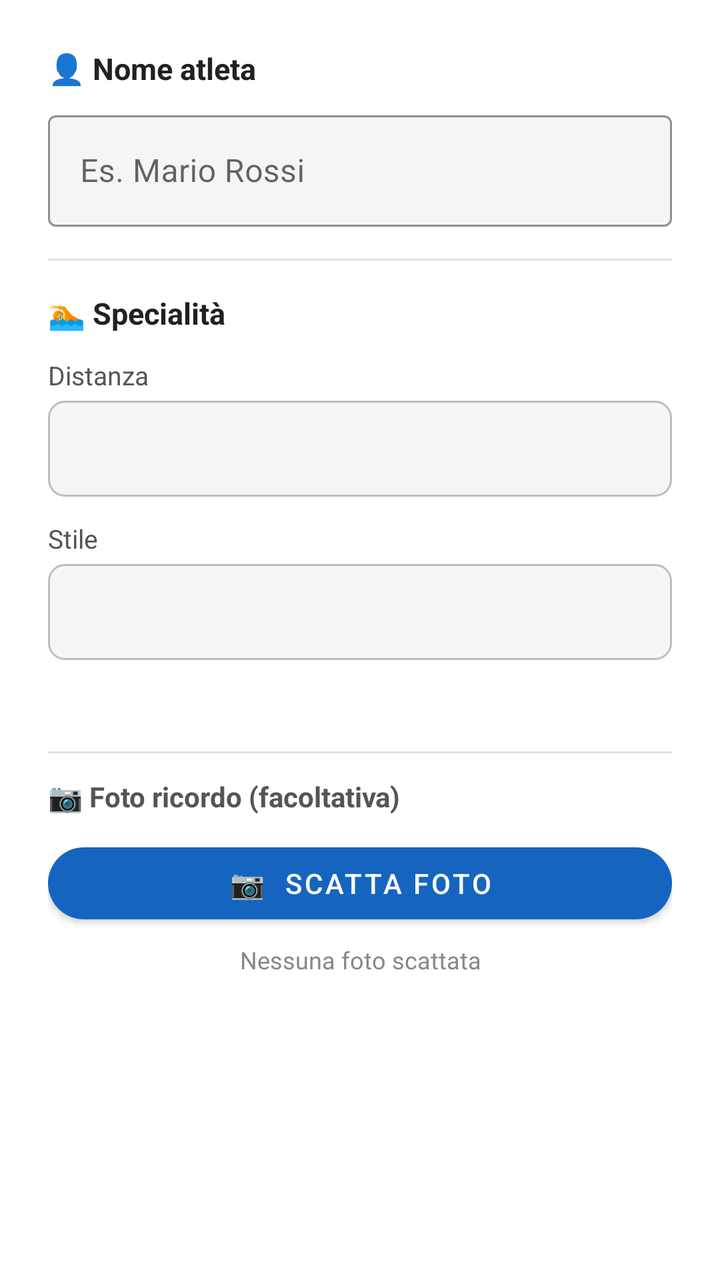
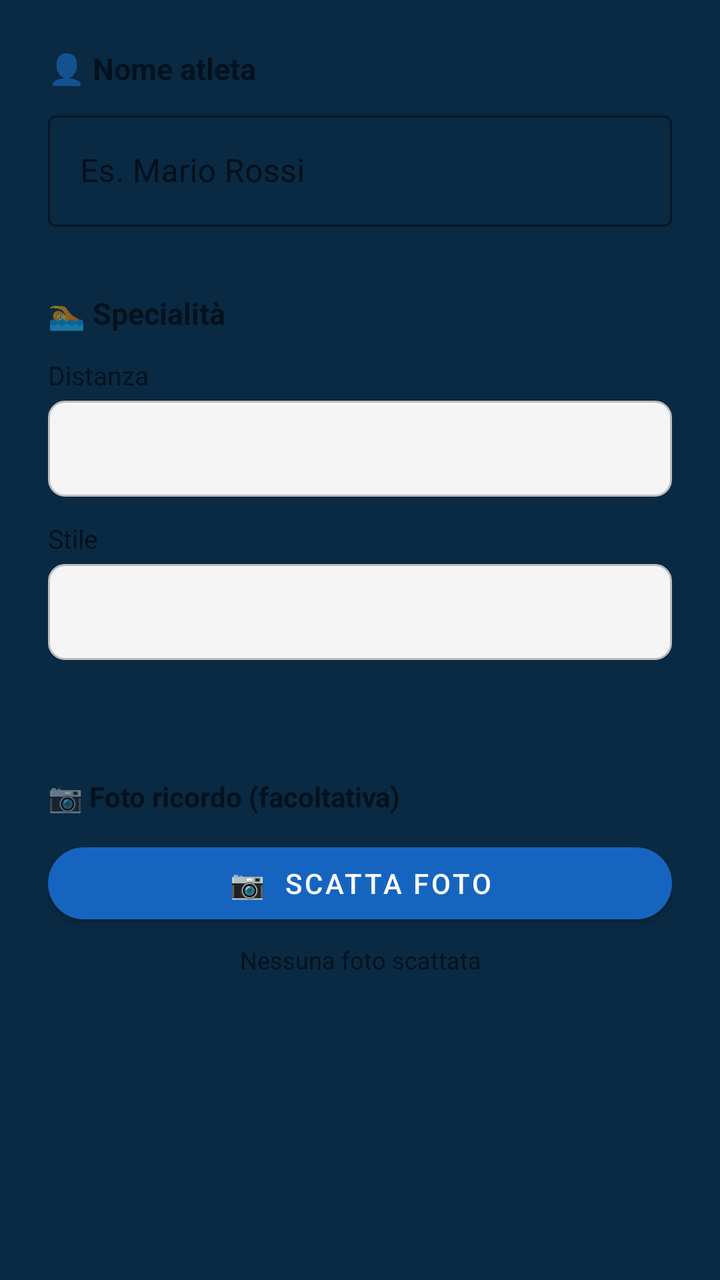

An Android layout rendered at two revisions. The XML below is the earlier revision; the diff shows what the commit changed to produce the second picture.
<!-- AndroidManifest.xml: application theme Theme.SwimTimer -->
<!-- res/layout/dialog_save_session.xml -->
<?xml version="1.0" encoding="utf-8"?>
<ScrollView xmlns:android="http://schemas.android.com/apk/res/android"
    xmlns:app="http://schemas.android.com/apk/res-auto"
    android:layout_width="match_parent"
    android:layout_height="wrap_content"
    android:background="#FFFFFF">

    <LinearLayout
        android:layout_width="match_parent"
        android:layout_height="wrap_content"
        android:orientation="vertical"
        android:padding="24dp"
        android:background="#FFFFFF">

        
        <TextView
            android:layout_width="match_parent"
            android:layout_height="wrap_content"
            android:text="👤 Nome atleta"
            android:textSize="15sp"
            android:textColor="#212121"
            android:textStyle="bold"
            android:layout_marginBottom="8dp"/>

        <com.google.android.material.textfield.TextInputLayout
            android:layout_width="match_parent"
            android:layout_height="wrap_content"
            android:hint="Es. Mario Rossi"
            app:boxStrokeColor="#1565C0"
            app:hintTextColor="#1565C0"
            app:boxBackgroundColor="#F5F5F5"
            style="@style/Widget.MaterialComponents.TextInputLayout.OutlinedBox">

            <com.google.android.material.textfield.TextInputEditText
                android:id="@+id/etSessionName"
                android:layout_width="match_parent"
                android:layout_height="wrap_content"
                android:inputType="textCapWords"
                android:maxLines="1"
                android:textColor="#212121"
                android:textColorHint="#757575"/>

        </com.google.android.material.textfield.TextInputLayout>

        
        <View
            android:layout_width="match_parent"
            android:layout_height="1dp"
            android:background="#E0E0E0"
            android:layout_marginTop="16dp"
            android:layout_marginBottom="16dp"/>

        
        <TextView
            android:layout_width="match_parent"
            android:layout_height="wrap_content"
            android:text="🏊 Specialità"
            android:textSize="15sp"
            android:textColor="#212121"
            android:textStyle="bold"
            android:layout_marginBottom="12dp"/>

        
        <TextView
            android:layout_width="match_parent"
            android:layout_height="wrap_content"
            android:text="Distanza"
            android:textSize="13sp"
            android:textColor="#555555"
            android:layout_marginBottom="4dp"/>

        <Spinner
            android:id="@+id/spinnerDistance"
            android:layout_width="match_parent"
            android:layout_height="48dp"
            android:background="@drawable/spinner_bg"
            android:paddingStart="12dp"
            android:paddingEnd="12dp"
            android:layout_marginBottom="12dp"/>

        
        <TextView
            android:layout_width="match_parent"
            android:layout_height="wrap_content"
            android:text="Stile"
            android:textSize="13sp"
            android:textColor="#555555"
            android:layout_marginBottom="4dp"/>

        <Spinner
            android:id="@+id/spinnerStyle"
            android:layout_width="match_parent"
            android:layout_height="48dp"
            android:background="@drawable/spinner_bg"
            android:paddingStart="12dp"
            android:paddingEnd="12dp"
            android:layout_marginBottom="4dp"/>

        
        <TextView
            android:id="@+id/tvSpecialtyPreview"
            android:layout_width="match_parent"
            android:layout_height="wrap_content"
            android:text=""
            android:textSize="13sp"
            android:textColor="#1565C0"
            android:textStyle="bold"
            android:gravity="center"
            android:layout_marginTop="8dp"/>

        
        <View
            android:layout_width="match_parent"
            android:layout_height="1dp"
            android:background="#E0E0E0"
            android:layout_marginTop="16dp"
            android:layout_marginBottom="12dp"/>

        
        <TextView
            android:layout_width="match_parent"
            android:layout_height="wrap_content"
            android:text="📷 Foto ricordo (facoltativa)"
            android:textSize="14sp"
            android:textColor="#555555"
            android:textStyle="bold"
            android:layout_marginBottom="10dp"/>

        <com.google.android.material.button.MaterialButton
            android:id="@+id/btnTakePhoto"
            android:layout_width="match_parent"
            android:layout_height="48dp"
            android:text="📷  Scatta foto"
            android:textColor="#FFFFFF"
            android:textSize="14sp"
            app:backgroundTint="#1565C0"
            app:cornerRadius="24dp"
            style="@style/Widget.MaterialComponents.Button"/>

        <TextView
            android:id="@+id/tvPhotoLabel"
            android:layout_width="match_parent"
            android:layout_height="wrap_content"
            android:text="Nessuna foto scattata"
            android:textSize="12sp"
            android:textColor="#888888"
            android:gravity="center"
            android:layout_marginTop="6dp"/>

        <ImageView
            android:id="@+id/ivPhotoPreview"
            android:layout_width="match_parent"
            android:layout_height="140dp"
            android:layout_marginTop="10dp"
            android:scaleType="centerCrop"
            android:visibility="gone"
            android:background="#F0F0F0"/>

    </LinearLayout>
</ScrollView>
<!-- resources referenced by this layout -->
<resources>
  <!-- drawable spinner_bg (drawable) -->
  <?xml version="1.0" encoding="utf-8"?>
  <shape xmlns:android="http://schemas.android.com/apk/res/android"
      android:shape="rectangle">
      <solid android:color="#F5F5F5"/>
      <stroke android:width="1dp" android:color="#BDBDBD"/>
      <corners android:radius="8dp"/>
  </shape>
  <style name="Theme.SwimTimer" parent="Theme.MaterialComponents.DayNight.NoActionBar">
          <item name="colorPrimary">@color/pool_surface</item>
          <item name="colorPrimaryVariant">@color/pool_deep</item>
          <item name="colorOnPrimary">@android:color/white</item>
          <item name="colorSecondary">@color/lane_rope</item>
          <item name="android:colorBackground">@color/pool_mid</item>
          <item name="colorSurface">@color/pool_deep</item>
          <item name="android:statusBarColor">@color/pool_deep</item>
          <item name="android:windowBackground">@color/pool_deep</item>
          <item name="android:textColorPrimary">@android:color/white</item>
          <item name="android:textColorSecondary">#BBE0F0</item>
      </style>
  <color name="pool_surface">#1565C0</color>
  <color name="pool_deep">#0A2942</color>
  <color name="lane_rope">#FF8F00</color>
  <color name="pool_mid">#0D3B5E</color>
</resources>

<!-- the commit's change to res/layout/dialog_save_session.xml (unified diff, before → after) -->
@@ -1,34 +1,34 @@
 <?xml version="1.0" encoding="utf-8"?>
 <ScrollView xmlns:android="http://schemas.android.com/apk/res/android"
     xmlns:app="http://schemas.android.com/apk/res-auto"
+    android:id="@+id/dialogRoot"
     android:layout_width="match_parent"
-    android:layout_height="wrap_content"
-    android:background="#FFFFFF">
+    android:layout_height="wrap_content">
 
     <LinearLayout
+        android:id="@+id/dialogContainer"
         android:layout_width="match_parent"
         android:layout_height="wrap_content"
         android:orientation="vertical"
-        android:padding="24dp"
-        android:background="#FFFFFF">
+        android:padding="24dp">
 
         
         <TextView
+            android:id="@+id/labelName"
             android:layout_width="match_parent"
             android:layout_height="wrap_content"
             android:text="👤 Nome atleta"
             android:textSize="15sp"
-            android:textColor="#212121"
             android:textStyle="bold"
             android:layout_marginBottom="8dp"/>
 
         <com.google.android.material.textfield.TextInputLayout
+            android:id="@+id/inputLayout"
             android:layout_width="match_parent"
             android:layout_height="wrap_content"
             android:hint="Es. Mario Rossi"
             app:boxStrokeColor="#1565C0"
             app:hintTextColor="#1565C0"
-            app:boxBackgroundColor="#F5F5F5"
             style="@style/Widget.MaterialComponents.TextInputLayout.OutlinedBox">
 
             <com.google.android.material.textfield.TextInputEditText
@@ -36,37 +36,34 @@
                 android:layout_width="match_parent"
                 android:layout_height="wrap_content"
                 android:inputType="textCapWords"
-                android:maxLines="1"
-                android:textColor="#212121"
-                android:textColorHint="#757575"/>
+                android:maxLines="1"/>
 
         </com.google.android.material.textfield.TextInputLayout>
 
         
         <View
+            android:id="@+id/divider1"
             android:layout_width="match_parent"
             android:layout_height="1dp"
-            android:background="#E0E0E0"
             android:layout_marginTop="16dp"
             android:layout_marginBottom="16dp"/>
 
         
         <TextView
+            android:id="@+id/labelSpecialty"
             android:layout_width="match_parent"
             android:layout_height="wrap_content"
             android:text="🏊 Specialità"
             android:textSize="15sp"
-            android:textColor="#212121"
             android:textStyle="bold"
             android:layout_marginBottom="12dp"/>
 
-        
         <TextView
+            android:id="@+id/labelDistance"
             android:layout_width="match_parent"
             android:layout_height="wrap_content"
             android:text="Distanza"
             android:textSize="13sp"
-            android:textColor="#555555"
             android:layout_marginBottom="4dp"/>
 
         <Spinner
@@ -78,13 +75,12 @@
             android:paddingEnd="12dp"
             android:layout_marginBottom="12dp"/>
 
-        
         <TextView
+            android:id="@+id/labelStyle"
             android:layout_width="match_parent"
             android:layout_height="wrap_content"
             android:text="Stile"
             android:textSize="13sp"
-            android:textColor="#555555"
             android:layout_marginBottom="4dp"/>
 
         <Spinner
@@ -96,33 +92,31 @@
             android:paddingEnd="12dp"
             android:layout_marginBottom="4dp"/>
 
-        
         <TextView
             android:id="@+id/tvSpecialtyPreview"
             android:layout_width="match_parent"
             android:layout_height="wrap_content"
             android:text=""
             android:textSize="13sp"
-            android:textColor="#1565C0"
             android:textStyle="bold"
             android:gravity="center"
             android:layout_marginTop="8dp"/>
 
         
         <View
+            android:id="@+id/divider2"
             android:layout_width="match_parent"
             android:layout_height="1dp"
-            android:background="#E0E0E0"
             android:layout_marginTop="16dp"
             android:layout_marginBottom="12dp"/>
 
         
         <TextView
+            android:id="@+id/labelPhoto"
             android:layout_width="match_parent"
             android:layout_height="wrap_content"
             android:text="📷 Foto ricordo (facoltativa)"
             android:textSize="14sp"
-            android:textColor="#555555"
             android:textStyle="bold"
             android:layout_marginBottom="10dp"/>
 
@@ -143,7 +137,6 @@
             android:layout_height="wrap_content"
             android:text="Nessuna foto scattata"
             android:textSize="12sp"
-            android:textColor="#888888"
             android:gravity="center"
             android:layout_marginTop="6dp"/>
 
